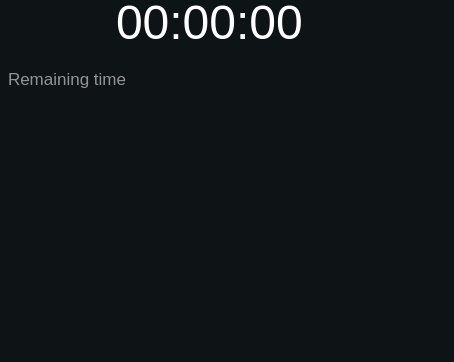
Above: src/plugins/ukui-clock/clock.ui from ukui/ukui-sidebar before the change; both pictures show x 0 to 454 and y 137 to 499 of the 454 by 660 pixel window. Below: the same form after it.
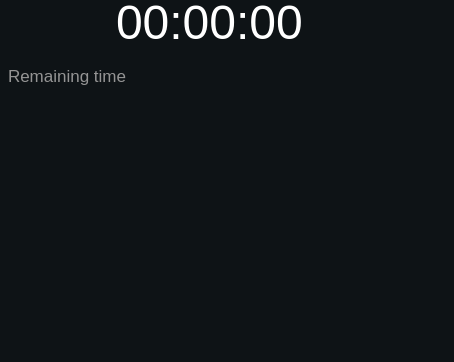
That is the form after the change. The open tabs and pages were chosen to show the change. Icons and pictures are not drawn. Custom widgets are drawn as their Qt base class.

Commit message: Fixed bug 15889. After changing the font of the system, the font in the alarm clock setting did not change. Fixed bug 18146. The alarm clock was not displayed completely

```diff
--- a/src/plugins/ukui-clock/clock.ui
+++ b/src/plugins/ukui-clock/clock.ui
@@ -466,9 +466,9 @@
      <property name="geometry">
       <rect>
        <x>8</x>
-       <y>93</y>
+       <y>87</y>
        <width>441</width>
-       <height>25</height>
+       <height>31</height>
       </rect>
      </property>
      <property name="styleSheet">
@@ -974,7 +974,7 @@
       <rect>
        <x>0</x>
        <y>0</y>
-       <width>61</width>
+       <width>71</width>
        <height>31</height>
       </rect>
      </property>
@@ -993,9 +993,9 @@
     <widget class="QLineEdit" name="lineEdit">
      <property name="geometry">
       <rect>
-       <x>52</x>
+       <x>72</x>
        <y>0</y>
-       <width>191</width>
+       <width>171</width>
        <height>32</height>
       </rect>
      </property>
@@ -1025,7 +1025,7 @@
       <rect>
        <x>0</x>
        <y>0</y>
-       <width>61</width>
+       <width>71</width>
        <height>31</height>
       </rect>
      </property>
```
The commit also changes 3 other files.
